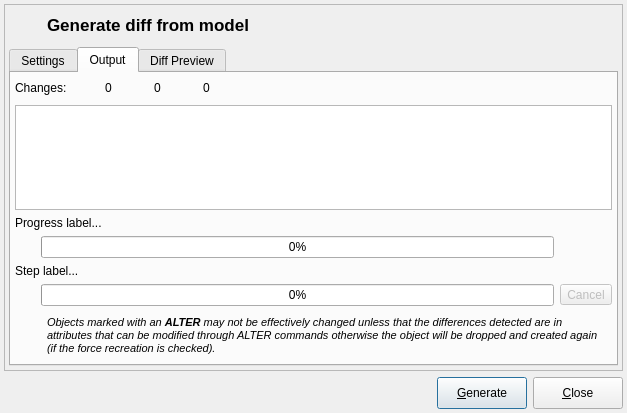
Qt form libpgmodeler_ui/ui/modeldatabasediffform.ui (pgmodeler/pgmodeler) before a commit.
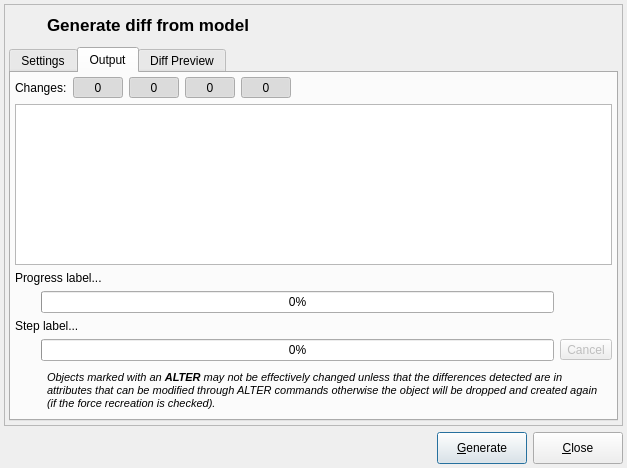
The same form after that commit. The open tabs and pages were chosen to show the change. Icons and pictures are not drawn.

Commit message:
Minor change on model db diff form including ignored objects on the output list. Also, replaced the icons (used as counters ) by tool buttons in order to do a basic output filtering.
Removed the restriction from Catalog and DatabaseImportForm to hide the
"postgres" database.

What changed in the file:
```diff
--- a/libpgmodeler_ui/ui/modeldatabasediffform.ui
+++ b/libpgmodeler_ui/ui/modeldatabasediffform.ui
@@ -10,7 +10,7 @@
     <x>0</x>
     <y>0</y>
     <width>627</width>
-    <height>413</height>
+    <height>468</height>
    </rect>
   </property>
   <property name="sizePolicy">
@@ -1027,181 +1027,17 @@
           </item>
           <item row="0" column="0">
            <widget class="QLabel" name="label_6">
+            <property name="sizePolicy">
+             <sizepolicy hsizetype="Fixed" vsizetype="Preferred">
+              <horstretch>0</horstretch>
+              <verstretch>0</verstretch>
+             </sizepolicy>
+            </property>
             <property name="text">
              <string>Changes:</string>
             </property>
            </widget>
           </item>
-          <item row="0" column="1">
-           <layout class="QHBoxLayout" name="horizontalLayout_6">
-            <property name="spacing">
-             <number>10</number>
-            </property>
-            <property name="topMargin">
-             <number>0</number>
-            </property>
-            <item>
-             <layout class="QHBoxLayout" name="horizontalLayout_2">
-              <item>
-               <widget class="QLabel" name="step_ico_lbl_2">
-                <property name="sizePolicy">
-                 <sizepolicy hsizetype="Fixed" vsizetype="Fixed">
-                  <horstretch>0</horstretch>
-                  <verstretch>0</verstretch>
-                 </sizepolicy>
-                </property>
-                <property name="minimumSize">
-                 <size>
-                  <width>22</width>
-                  <height>22</height>
-                 </size>
-                </property>
-                <property name="maximumSize">
-                 <size>
-                  <width>22</width>
-                  <height>22</height>
-                 </size>
-                </property>
-                <property name="toolTip">
-                 <string>Objects to be created</string>
-                </property>
-                <property name="text">
-                 <string/>
-                </property>
-                <property name="pixmap">
-                 <pixmap resource="../res/resources.qrc">:/icones/icones/criado.png</pixmap>
-                </property>
-                <property name="scaledContents">
-                 <bool>true</bool>
-                </property>
-               </widget>
-              </item>
-              <item>
-               <widget class="QLabel" name="create_cnt_lbl">
-                <property name="toolTip">
-                 <string>Objects to be created</string>
-                </property>
-                <property name="text">
-                 <string>0</string>
-                </property>
-               </widget>
-              </item>
-             </layout>
-            </item>
-            <item>
-             <layout class="QHBoxLayout" name="horizontalLayout_5">
-              <item>
-               <widget class="QLabel" name="step_ico_lbl_4">
-                <property name="sizePolicy">
-                 <sizepolicy hsizetype="Fixed" vsizetype="Fixed">
-                  <horstretch>0</horstretch>
-                  <verstretch>0</verstretch>
-                 </sizepolicy>
-                </property>
-                <property name="minimumSize">
-                 <size>
-                  <width>22</width>
-                  <height>22</height>
-                 </size>
-                </property>
-                <property name="maximumSize">
-                 <size>
-                  <width>22</width>
-                  <height>22</height>
-                 </size>
-                </property>
-                <property name="toolTip">
-                 <string>Objects to be dropped</string>
-                </property>
-                <property name="text">
-                 <string/>
-                </property>
-                <property name="pixmap">
-                 <pixmap resource="../res/resources.qrc">:/icones/icones/removido.png</pixmap>
-                </property>
-                <property name="scaledContents">
-                 <bool>true</bool>
-                </property>
-               </widget>
-              </item>
-              <item>
-               <widget class="QLabel" name="drop_cnt_lbl">
-                <property name="toolTip">
-                 <string>Objects to be dropped</string>
-                </property>
-                <property name="text">
-                 <string>0</string>
-                </property>
-               </widget>
-              </item>
-             </layout>
-            </item>
-            <item>
-             <layout class="QHBoxLayout" name="horizontalLayout_3">
-              <item>
-               <widget class="QLabel" name="step_ico_lbl_3">
-                <property name="sizePolicy">
-                 <sizepolicy hsizetype="Fixed" vsizetype="Fixed">
-                  <horstretch>0</horstretch>
-                  <verstretch>0</verstretch>
-                 </sizepolicy>
-                </property>
-                <property name="minimumSize">
-                 <size>
-                  <width>22</width>
-                  <height>22</height>
-                 </size>
-                </property>
-                <property name="maximumSize">
-                 <size>
-                  <width>22</width>
-                  <height>22</height>
-                 </size>
-                </property>
-                <property name="toolTip">
-                 <string>Possible objects to be changed</string>
-                </property>
-                <property name="text">
-                 <string/>
-                </property>
-                <property name="pixmap">
-                 <pixmap resource="../res/resources.qrc">:/icones/icones/modificado.png</pixmap>
-                </property>
-                <property name="scaledContents">
-                 <bool>true</bool>
-                </property>
-                <property name="indent">
-                 <number>-1</number>
-                </property>
-               </widget>
-              </item>
-              <item>
-               <widget class="QLabel" name="alter_cnt_lbl">
-                <property name="toolTip">
-                 <string>Objects to be changed</string>
-                </property>
-                <property name="text">
-                 <string>0</string>
-                </property>
-               </widget>
-              </item>
-             </layout>
-            </item>
-           </layout>
-          </item>
-          <item row="0" column="2">
-           <spacer name="horizontalSpacer">
-            <property name="orientation">
-             <enum>Qt::Horizontal</enum>
-            </property>
-            <property name="sizeHint" stdset="0">
-             <size>
-              <width>40</width>
-              <height>20</height>
-             </size>
-            </property>
-           </spacer>
-          </item>
           <item row="2" column="0" colspan="4">
            <widget class="QWidget" name="progress_parent_wgt" native="true">
             <property name="sizePolicy">
@@ -1294,7 +1130,35 @@
                </property>
               </widget>
              </item>
-             <item row="0" column="0" colspan="2">
+             <item row="1" column="0">
+              <widget class="QLabel" name="progress_ico_lbl">
+               <property name="sizePolicy">
+                <sizepolicy hsizetype="Fixed" vsizetype="Fixed">
+                 <horstretch>0</horstretch>
+                 <verstretch>0</verstretch>
+                </sizepolicy>
+               </property>
+               <property name="minimumSize">
+                <size>
+                 <width>20</width>
+                 <height>20</height>
+                </size>
+               </property>
+               <property name="maximumSize">
+                <size>
+                 <width>20</width>
+                 <height>20</height>
+                </size>
+               </property>
+               <property name="text">
+                <string/>
+               </property>
+               <property name="scaledContents">
+                <bool>true</bool>
+               </property>
+              </widget>
+             </item>
+             <item row="0" column="0" colspan="3">
               <widget class="QLabel" name="progress_lbl">
                <property name="sizePolicy">
                 <sizepolicy hsizetype="Preferred" vsizetype="Fixed">
@@ -1307,35 +1171,7 @@
                </property>
               </widget>
              </item>
-             <item row="1" column="0">
-              <widget class="QLabel" name="progress_ico_lbl">
-               <property name="sizePolicy">
-                <sizepolicy hsizetype="Fixed" vsizetype="Fixed">
-                 <horstretch>0</horstretch>
-                 <verstretch>0</verstretch>
-                </sizepolicy>
-               </property>
-               <property name="minimumSize">
-                <size>
-                 <width>20</width>
-                 <height>20</height>
-                </size>
-               </property>
-               <property name="maximumSize">
-                <size>
-                 <width>20</width>
-                 <height>20</height>
-                </size>
-               </property>
-               <property name="text">
-                <string/>
-               </property>
-               <property name="scaledContents">
-                <bool>true</bool>
-               </property>
-              </widget>
-             </item>
-             <item row="2" column="0" colspan="2">
+             <item row="2" column="0" colspan="3">
               <widget class="QLabel" name="step_lbl">
                <property name="sizePolicy">
                 <sizepolicy hsizetype="Preferred" vsizetype="Fixed">
@@ -1436,6 +1272,213 @@
             </layout>
            </widget>
           </item>
+          <item row="0" column="1" colspan="3">
+           <widget class="QWidget" name="buttons_wgt" native="true">
+            <property name="sizePolicy">
+             <sizepolicy hsizetype="Expanding" vsizetype="Preferred">
+              <horstretch>0</horstretch>
+              <verstretch>0</verstretch>
+             </sizepolicy>
+            </property>
+            <property name="minimumSize">
+             <size>
+              <width>0</width>
+              <height>0</height>
+             </size>
+            </property>
+            <layout class="QHBoxLayout" name="horizontalLayout_19">
+             <property name="leftMargin">
+              <number>0</number>
+             </property>
+             <property name="topMargin">
+              <number>0</number>
+             </property>
+             <property name="rightMargin">
+              <number>0</number>
+             </property>
+             <property name="bottomMargin">
+              <number>0</number>
+             </property>
+             <item>
+              <widget class="QToolButton" name="create_tb">
+               <property name="sizePolicy">
+                <sizepolicy hsizetype="Preferred" vsizetype="Fixed">
+                 <horstretch>0</horstretch>
+                 <verstretch>0</verstretch>
+                </sizepolicy>
+               </property>
+               <property name="minimumSize">
+                <size>
+                 <width>50</width>
+                 <height>0</height>
+                </size>
+               </property>
+               <property name="toolTip">
+                <string>Objects to be created</string>
+               </property>
+               <property name="text">
+                <string>0</string>
+               </property>
+               <property name="icon">
+                <iconset resource="../res/resources.qrc">
+                 <normaloff>:/icones/icones/criado.png</normaloff>:/icones/icones/criado.png</iconset>
+               </property>
+               <property name="iconSize">
+                <size>
+                 <width>22</width>
+                 <height>22</height>
+                </size>
+               </property>
+               <property name="checkable">
+                <bool>true</bool>
+               </property>
+               <property name="checked">
+                <bool>true</bool>
+               </property>
+               <property name="toolButtonStyle">
+                <enum>Qt::ToolButtonTextBesideIcon</enum>
+               </property>
+              </widget>
+             </item>
+             <item>
+              <widget class="QToolButton" name="drop_tb">
+               <property name="sizePolicy">
+                <sizepolicy hsizetype="Preferred" vsizetype="Fixed">
+                 <horstretch>0</horstretch>
+                 <verstretch>0</verstretch>
+                </sizepolicy>
+               </property>
+               <property name="minimumSize">
+                <size>
+                 <width>50</width>
+                 <height>0</height>
+                </size>
+               </property>
+               <property name="toolTip">
+                <string>Objects to be dropped</string>
+               </property>
+               <property name="text">
+                <string>0</string>
+               </property>
+               <property name="icon">
+                <iconset resource="../res/resources.qrc">
+                 <normaloff>:/icones/icones/removido.png</normaloff>:/icones/icones/removido.png</iconset>
+               </property>
+               <property name="iconSize">
+                <size>
+                 <width>22</width>
+                 <height>22</height>
+                </size>
+               </property>
+               <property name="checkable">
+                <bool>true</bool>
+               </property>
+               <property name="checked">
+                <bool>true</bool>
+               </property>
+               <property name="toolButtonStyle">
+                <enum>Qt::ToolButtonTextBesideIcon</enum>
+               </property>
+              </widget>
+             </item>
+             <item>
+              <widget class="QToolButton" name="alter_tb">
+               <property name="sizePolicy">
+                <sizepolicy hsizetype="Preferred" vsizetype="Fixed">
+                 <horstretch>0</horstretch>
+                 <verstretch>0</verstretch>
+                </sizepolicy>
+               </property>
+               <property name="minimumSize">
+                <size>
+                 <width>50</width>
+                 <height>0</height>
+                </size>
+               </property>
+               <property name="toolTip">
+                <string>Possible objects to be changed</string>
+               </property>
+               <property name="text">
+                <string>0</string>
+               </property>
+               <property name="icon">
+                <iconset resource="../res/resources.qrc">
+                 <normaloff>:/icones/icones/modificado.png</normaloff>:/icones/icones/modificado.png</iconset>
+               </property>
+               <property name="iconSize">
+                <size>
+                 <width>22</width>
+                 <height>22</height>
+                </size>
+               </property>
+               <property name="checkable">
+                <bool>true</bool>
+               </property>
+               <property name="checked">
+                <bool>true</bool>
+               </property>
+               <property name="toolButtonStyle">
+                <enum>Qt::ToolButtonTextBesideIcon</enum>
+               </property>
+              </widget>
+             </item>
+             <item>
+              <widget class="QToolButton" name="ignore_tb">
+               <property name="sizePolicy">
+                <sizepolicy hsizetype="Preferred" vsizetype="Fixed">
+                 <horstretch>0</horstretch>
+                 <verstretch>0</verstretch>
+                </sizepolicy>
+               </property>
+               <property name="minimumSize">
+                <size>
+                 <width>50</width>
+                 <height>0</height>
+                </size>
+               </property>
+               <property name="toolTip">
+                <string>Ignored objects (system ones or with sql disabled)</string>
+               </property>
+               <property name="text">
+                <string>0</string>
+               </property>
+               <property name="icon">
+                <iconset resource="../res/resources.qrc">
+                 <normaloff>:/icones/icones/ignore.png</normaloff>:/icones/icones/ignore.png</iconset>
+               </property>
+               <property name="iconSize">
+                <size>
+                 <width>22</width>
+                 <height>22</height>
+                </size>
+               </property>
+               <property name="checkable">
+                <bool>true</bool>
+               </property>
+               <property name="checked">
+                <bool>true</bool>
+               </property>
+               <property name="toolButtonStyle">
+                <enum>Qt::ToolButtonTextBesideIcon</enum>
+               </property>
+              </widget>
+             </item>
+             <item>
+              <spacer name="horizontalSpacer">
+               <property name="orientation">
+                <enum>Qt::Horizontal</enum>
+               </property>
+               <property name="sizeHint" stdset="0">
+                <size>
+                 <width>40</width>
+                 <height>20</height>
+                </size>
+               </property>
+              </spacer>
+             </item>
+            </layout>
+           </widget>
+          </item>
          </layout>
         </widget>
         <widget class="QWidget" name="tab_3">
```
The commit also changes 14 other files.
